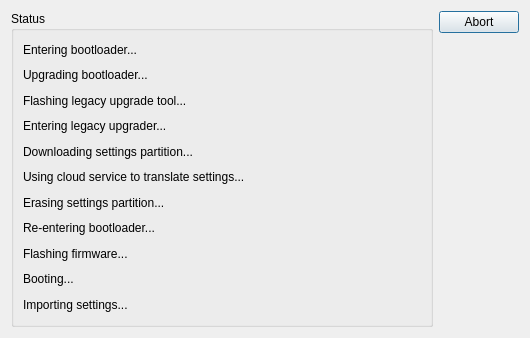
Above: ground/gcs/src/plugins/uploader/upgradeassistant.ui from d-ronin/dRonin before the change. Below: the same form after it.
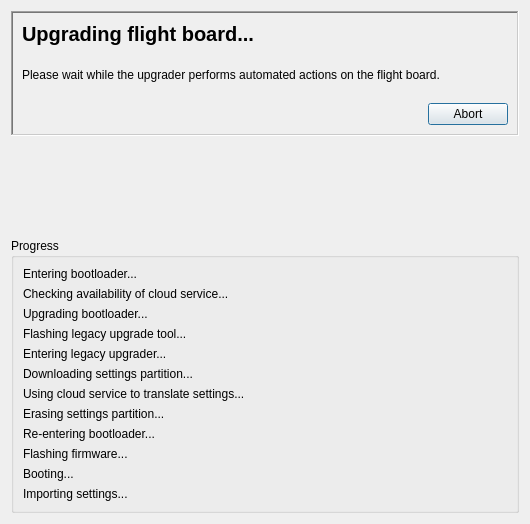
That is the form after the change.

Commit message: gcs: uploader: improvements to UI of upgrader

```diff
--- a/ground/gcs/src/plugins/uploader/upgradeassistant.ui
+++ b/ground/gcs/src/plugins/uploader/upgradeassistant.ui
@@ -7,17 +7,94 @@
     <x>0</x>
     <y>0</y>
     <width>530</width>
-    <height>338</height>
+    <height>524</height>
    </rect>
   </property>
   <property name="windowTitle">
    <string>dRonin Upgrade Assistant</string>
   </property>
-  <layout class="QHBoxLayout" name="horizontalLayout">
+  <layout class="QVBoxLayout" name="verticalLayout_2">
+   <item>
+    <widget class="QFrame" name="frame_2">
+     <property name="enabled">
+      <bool>true</bool>
+     </property>
+     <property name="autoFillBackground">
+      <bool>false</bool>
+     </property>
+     <property name="frameShape">
+      <enum>QFrame::WinPanel</enum>
+     </property>
+     <property name="frameShadow">
+      <enum>QFrame::Sunken</enum>
+     </property>
+     <property name="lineWidth">
+      <number>1</number>
+     </property>
+     <layout class="QVBoxLayout" name="verticalLayout_3">
+      <item>
+       <widget class="QLabel" name="lblStatus">
+        <property name="font">
+         <font>
+          <pointsize>15</pointsize>
+          <weight>75</weight>
+          <bold>true</bold>
+         </font>
+        </property>
+        <property name="text">
+         <string>Upgrading flight board...</string>
+        </property>
+        <property name="scaledContents">
+         <bool>false</bool>
+        </property>
+       </widget>
+      </item>
+      <item>
+       <widget class="QLabel" name="lblDetailStatus">
+        <property name="minimumSize">
+         <size>
+          <width>0</width>
+          <height>45</height>
+         </size>
+        </property>
+        <property name="text">
+         <string>Please wait while the upgrader performs automated actions on the flight board.</string>
+        </property>
+        <property name="wordWrap">
+         <bool>true</bool>
+        </property>
+       </widget>
+      </item>
+      <item>
+       <widget class="QDialogButtonBox" name="buttonBox">
+        <property name="orientation">
+         <enum>Qt::Horizontal</enum>
+        </property>
+        <property name="standardButtons">
+         <set>QDialogButtonBox::Abort</set>
+        </property>
+       </widget>
+      </item>
+     </layout>
+    </widget>
+   </item>
+   <item>
+    <spacer name="verticalSpacer">
+     <property name="orientation">
+      <enum>Qt::Vertical</enum>
+     </property>
+     <property name="sizeHint" stdset="0">
+      <size>
+       <width>20</width>
+       <height>40</height>
+      </size>
+     </property>
+    </spacer>
+   </item>
    <item>
     <widget class="QGroupBox" name="groupBox">
      <property name="title">
-      <string>Status</string>
+      <string>Progress</string>
      </property>
      <layout class="QVBoxLayout" name="verticalLayout">
       <item>
@@ -30,6 +107,13 @@
         </property>
        </widget>
       </item>
+      <item>
+       <widget class="QLabel" name="lblCheckCloud">
+        <property name="text">
+         <string>Checking availability of cloud service...</string>
+        </property>
+       </widget>
+      </item>
       <item>
        <widget class="QLabel" name="lblUpgradeBootloader">
         <property name="font">
@@ -145,16 +229,6 @@
      </layout>
     </widget>
    </item>
-   <item>
-    <widget class="QDialogButtonBox" name="buttonBox">
-     <property name="orientation">
-      <enum>Qt::Vertical</enum>
-     </property>
-     <property name="standardButtons">
-      <set>QDialogButtonBox::Abort</set>
-     </property>
-    </widget>
-   </item>
   </layout>
  </widget>
  <resources/>
```
The commit also changes 4 other files.
